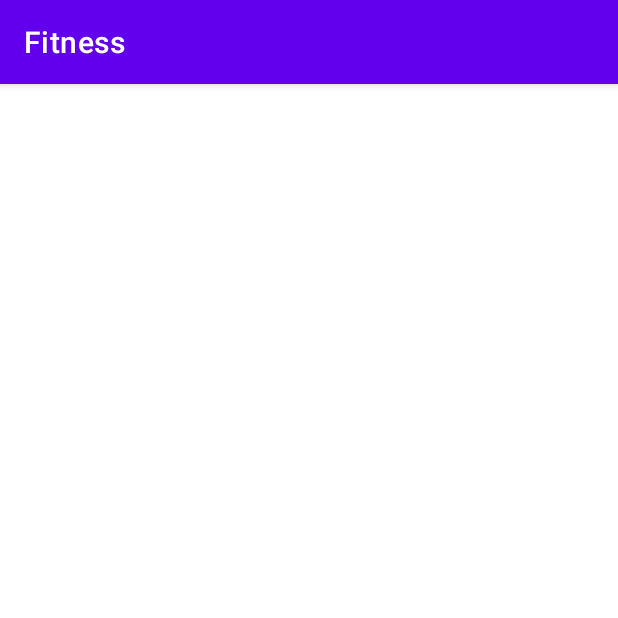
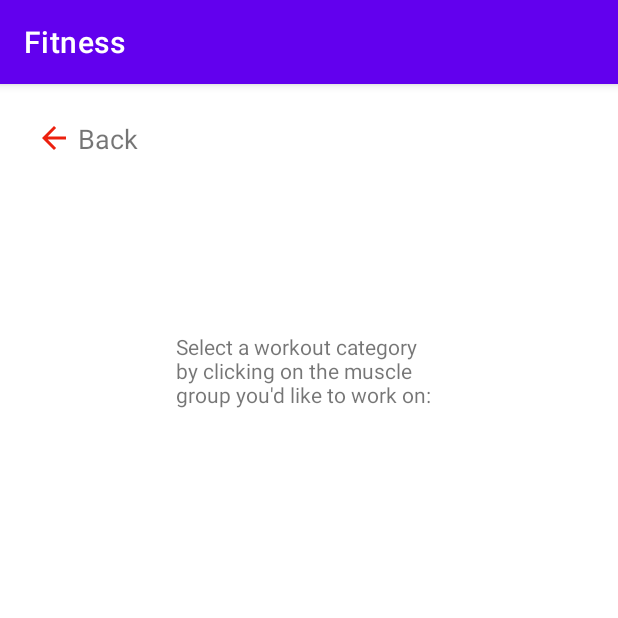
Before and after one commit to Track-Your-Fitness/fitnessTracker, an Android app: the WorkOutCategoryActivity screen opened directly, with no data from a screen before it, on a phone screen of 412 x 824 dp, the top half of it. Run offline under Robolectric (Android 15) with nearby library versions, the phone set to English and light mode, and no system bars.

Commit message:
WIP, creating back button from category activities

```diff
--- a/app/src/main/java/com/example/fitnessTracker/activities/UserWorkout/WorkOutCategoryActivity.java
+++ b/app/src/main/java/com/example/fitnessTracker/activities/UserWorkout/WorkOutCategoryActivity.java
@@ -2,8 +2,10 @@ package com.example.fitnessTracker.activities.UserWorkout;
 
 import androidx.appcompat.app.AppCompatActivity;
 
+import android.content.Intent;
 import android.os.Bundle;
-
+import android.widget.Button;
+import android.widget.ImageView;
 import com.example.fitnessTracker.R;
 
 
@@ -13,5 +15,16 @@ public class WorkOutCategoryActivity extends AppCompatActivity {
     protected void onCreate(Bundle savedInstanceState) {
         super.onCreate(savedInstanceState);
         setContentView(R.layout.activity_work_out_category);
+
+        intentButtons();
+    }
+
+
+    public void intentButtons(){
+        ImageView backToMainIntentButton = (ImageView) findViewById(R.id.WorkOutCategoryBackButton);
+        backToMainIntentButton.setOnClickListener(v -> {
+            Intent goToMainIntent = new Intent(this, MainActivity.class);
+            startActivity(goToMainIntent);
+        });
     }
 }
--- a/app/src/main/res/layout/activity_selected_category.xml
+++ b/app/src/main/res/layout/activity_selected_category.xml
@@ -6,4 +6,24 @@
     android:layout_height="match_parent"
     tools:context="com.example.fitnessTracker.activities.UserWorkout.SelectedCategoryActivity">
 
+    <ImageView
+        android:id="@+id/SelectedCategoryBackButton"
+        android:layout_width="wrap_content"
+        android:layout_height="wrap_content"
+        android:layout_marginStart="24dp"
+        android:layout_marginTop="24dp"
+        app:layout_constraintStart_toStartOf="parent"
+        app:layout_constraintTop_toTopOf="parent"
+        app:srcCompat="?attr/homeAsUpIndicator" />
+
+    <TextView
+        android:id="@+id/textView3"
+        android:layout_width="42dp"
+        android:layout_height="28dp"
+        android:layout_marginStart="4dp"
+        android:layout_marginTop="24dp"
+        android:text="Back"
+        android:textSize="18sp"
+        app:layout_constraintStart_toEndOf="@+id/SelectedCategoryBackButton"
+        app:layout_constraintTop_toTopOf="parent" />
 </androidx.constraintlayout.widget.ConstraintLayout>
--- a/app/src/main/res/layout/activity_work_out_category.xml
+++ b/app/src/main/res/layout/activity_work_out_category.xml
@@ -6,4 +6,57 @@
     android:layout_height="match_parent"
     tools:context="com.example.fitnessTracker.activities.UserWorkout.WorkOutCategoryActivity">
 
+    <ImageView
+        android:id="@+id/imageView"
+        android:layout_width="150dp"
+        android:layout_height="300dp"
+        app:layout_constraintEnd_toEndOf="parent"
+        app:layout_constraintHorizontal_bias="0.151"
+        app:layout_constraintStart_toStartOf="parent"
+        app:layout_constraintTop_toBottomOf="@+id/textView"
+        tools:srcCompat="@tools:sample/avatars" />
+
+    <ImageView
+        android:id="@+id/WorkOutCategoryBackButton"
+        android:layout_width="wrap_content"
+        android:layout_height="wrap_content"
+        android:layout_marginStart="24dp"
+        android:layout_marginTop="24dp"
+        android:tint="#EC200E"
+        app:layout_constraintStart_toStartOf="parent"
+        app:layout_constraintTop_toTopOf="parent"
+        app:srcCompat="?attr/homeAsUpIndicator" />
+
+    <TextView
+        android:id="@+id/textView"
+        android:layout_width="178dp"
+        android:layout_height="67dp"
+        android:layout_marginTop="165dp"
+        android:text="Select a workout category by clicking on the muscle group you'd like to work on:"
+        app:layout_constraintEnd_toEndOf="parent"
+        app:layout_constraintHorizontal_bias="0.5"
+        app:layout_constraintStart_toStartOf="parent"
+        app:layout_constraintTop_toTopOf="parent" />
+
+    <ImageView
+        android:id="@+id/imageView2"
+        android:layout_width="150dp"
+        android:layout_height="300dp"
+        android:layout_marginStart="30dp"
+        app:layout_constraintEnd_toEndOf="parent"
+        app:layout_constraintHorizontal_bias="0.5"
+        app:layout_constraintStart_toEndOf="@+id/imageView"
+        app:layout_constraintTop_toBottomOf="@+id/textView"
+        tools:srcCompat="@tools:sample/avatars" />
+
+    <TextView
+        android:id="@+id/textView2"
+        android:layout_width="42dp"
+        android:layout_height="24dp"
+        android:layout_marginStart="4dp"
+        android:layout_marginTop="24dp"
+        android:text="Back"
+        android:textSize="18sp"
+        app:layout_constraintStart_toEndOf="@+id/WorkOutCategoryBackButton"
+        app:layout_constraintTop_toTopOf="parent" />
 </androidx.constraintlayout.widget.ConstraintLayout>
```
